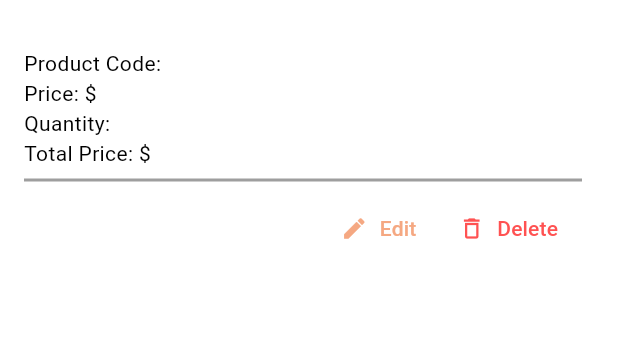
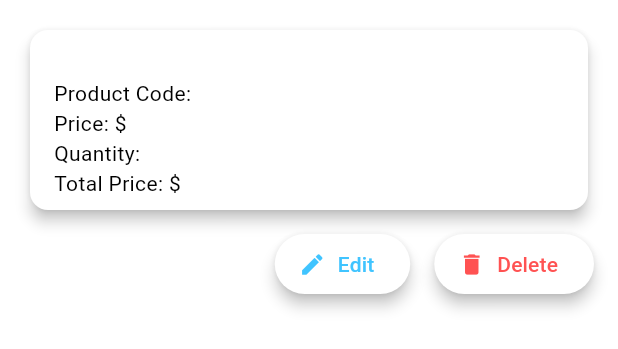
Before and after one commit to amitsurjo57/Flutter-Assignment, a Flutter app: the Product widget shown alone on an empty page, opened directly with empty values, on a phone screen of 412 x 824 dp. Shown: the top 349 px of the screen. Run offline on Flutter 3.47's test engine with Material 3 defaults, Android fonts, the phone set to English and light mode, and no system bars; our stand-ins replace curved_navigation_bar; network calls fail.

Commit message:
Ostad Assignment

```diff
--- a/lib/add_new_product_screen.dart
+++ b/lib/add_new_product_screen.dart
@@ -42,11 +42,11 @@ class _AddNewProductScreenState extends State<AddNewProductScreen> {
                       onPressed: _onAddItem,
                       style: ElevatedButton.styleFrom(
                         backgroundColor: Theme.of(context).colorScheme.primary,
-                        foregroundColor: Colors.black,
+                        foregroundColor: Colors.white,
                         fixedSize: const Size.fromWidth(double.maxFinite),
                         textStyle: const TextStyle(
                           fontSize: 16,
-                          fontWeight: FontWeight.w500,
+                          fontWeight: FontWeight.bold,
                         ),
                       ),
                       child: const Text("Add Item"),
--- a/lib/product.dart
+++ b/lib/product.dart
@@ -9,7 +9,13 @@ class Product extends StatelessWidget {
 
   @override
   Widget build(BuildContext context) {
-    return ListTile(
+    return Padding(
+      padding: const EdgeInsets.all(16.0),
+      child: Column(
+        children: [
+          Card(
+            elevation: 4,
+            child: ListTile(
               title: Text(item.name),
               subtitle: Column(
                 crossAxisAlignment: CrossAxisAlignment.start,
@@ -18,24 +24,36 @@ class Product extends StatelessWidget {
                   Text("Price: \$${item.price}"),
                   Text("Quantity: ${item.quantity}"),
                   Text("Total Price: \$${item.totalPrice}"),
-          const Divider(thickness: 2),
+                ],
+              ),
+            ),
+          ),
+          const SizedBox(height: 8),
           Row(
             mainAxisAlignment: MainAxisAlignment.end,
             children: [
-              TextButton.icon(
+              ElevatedButton.icon(
                 onPressed: item.onEdit,
-                icon: const Icon(Icons.edit),
-                style: TextButton.styleFrom(
-                  foregroundColor: Theme.of(context).colorScheme.secondary,
+                icon: const Icon(
+                  Icons.edit,
+                  color: Colors.lightBlueAccent,
                 ),
-                label: const Text("Edit"),
+                style: ElevatedButton.styleFrom(elevation: 4),
+                label: const Text(
+                  "Edit",
+                  style: TextStyle(
+                    color: Colors.lightBlueAccent,
                   ),
-              TextButton.icon(
+                ),
+              ),
+              const SizedBox(width: 16),
+              ElevatedButton.icon(
                 onPressed: item.onDelete,
                 icon: const Icon(
-                  Icons.delete_outline,
+                  Icons.delete,
                   color: Colors.redAccent,
                 ),
+                style: ElevatedButton.styleFrom(elevation: 4),
                 label: const Text(
                   "Delete",
                   style: TextStyle(color: Colors.redAccent),
--- a/lib/update_product_screen.dart
+++ b/lib/update_product_screen.dart
@@ -63,11 +63,11 @@ class _UpdateProductScreenState extends State<UpdateProductScreen> {
                       },
                       style: ElevatedButton.styleFrom(
                         backgroundColor: Theme.of(context).colorScheme.primary,
-                        foregroundColor: Colors.black,
+                        foregroundColor: Colors.white,
                         fixedSize: const Size.fromWidth(double.maxFinite),
                         textStyle: const TextStyle(
                           fontSize: 16,
-                          fontWeight: FontWeight.w500,
+                          fontWeight: FontWeight.bold,
                         ),
                       ),
                       child: const Text("DONE"),
--- a/pubspec.yaml
+++ b/pubspec.yaml
@@ -36,6 +36,7 @@ dependencies:
   # Use with the CupertinoIcons class for iOS style icons.
   cupertino_icons: ^1.0.6
   http: ^1.2.2
+  curved_navigation_bar: ^1.0.6
 
 dev_dependencies:
   flutter_test:
```
Also changed, not shown: lib/home_screen.dart (+61 -39 lines), lib/main.dart (+5 -4 lines), pubspec.lock. Lines whose indentation alone changed are shown as unchanged.
